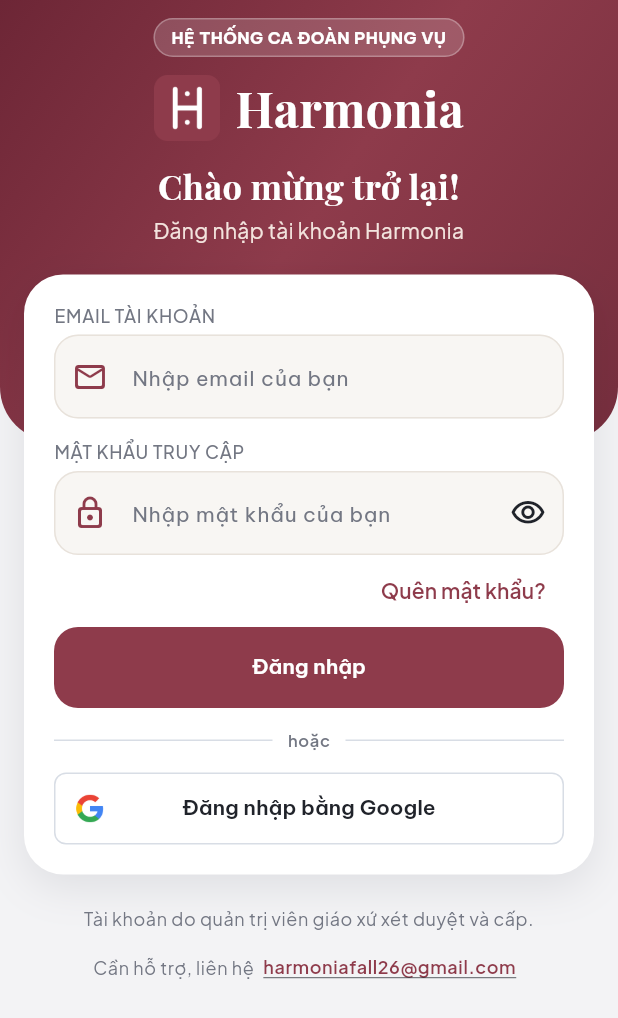
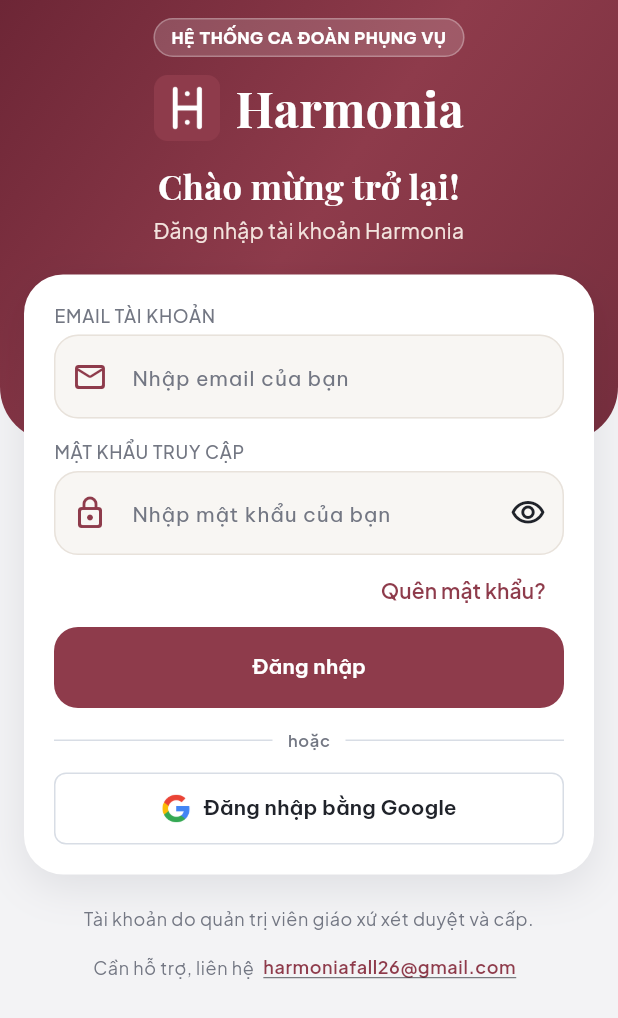
Before and after one commit to Harmonia-FA26SE066-GFA143/Harmonia-Mobile, a Flutter app: the screen it shows after launch, on a phone screen of 412 x 824 dp. Shown: the top 1018 px of the screen. Run offline on Flutter 3.47's test engine with Material 3 defaults, Android fonts, the phone set to English and light mode, and no system bars; our stand-ins replace audioplayers, dio, flutter_riverpod, flutter_secure_storage, go_router, google_sign_in and 1 more; missing offline and left inert: flutter_pdfview, record, signalr_netcore; network calls fail.

Commit message:
fix(auth): đặt logo Google sát chữ đăng nhập

```diff
--- a/lib/features/auth/presentation/login_screen.dart
+++ b/lib/features/auth/presentation/login_screen.dart
@@ -435,7 +435,7 @@ class _LoginScreenState extends ConsumerState<LoginScreen> {
                                           ],
                                         ),
                                       ),
-                                      OutlinedButton(
+                                      OutlinedButton.icon(
                                         onPressed: auth.isLoading
                                             ? null
                                             : _handleGoogleSignIn,
@@ -455,23 +455,15 @@ class _LoginScreenState extends ConsumerState<LoginScreen> {
                                             ),
                                           ),
                                         ),
-                                        child: Row(
-                                          children: [
-                                            Image.asset(
+                                        icon: Image.asset(
                                           'assets/images/google_g.png',
                                           width: 20,
                                           height: 20,
                                           excludeFromSemantics: true,
                                         ),
-                                            const SizedBox(width: 10),
-                                            const Expanded(
-                                              child: Text(
+                                        label: const Text(
                                           'Đăng nhập bằng Google',
                                           textAlign: TextAlign.center,
-                                              ),
-                                            ),
-                                            const SizedBox(width: 30),
-                                          ],
                                         ),
                                       ),
                                     ],
```
Also changed, not shown: 1 other file. Lines whose indentation alone changed are shown as unchanged.
